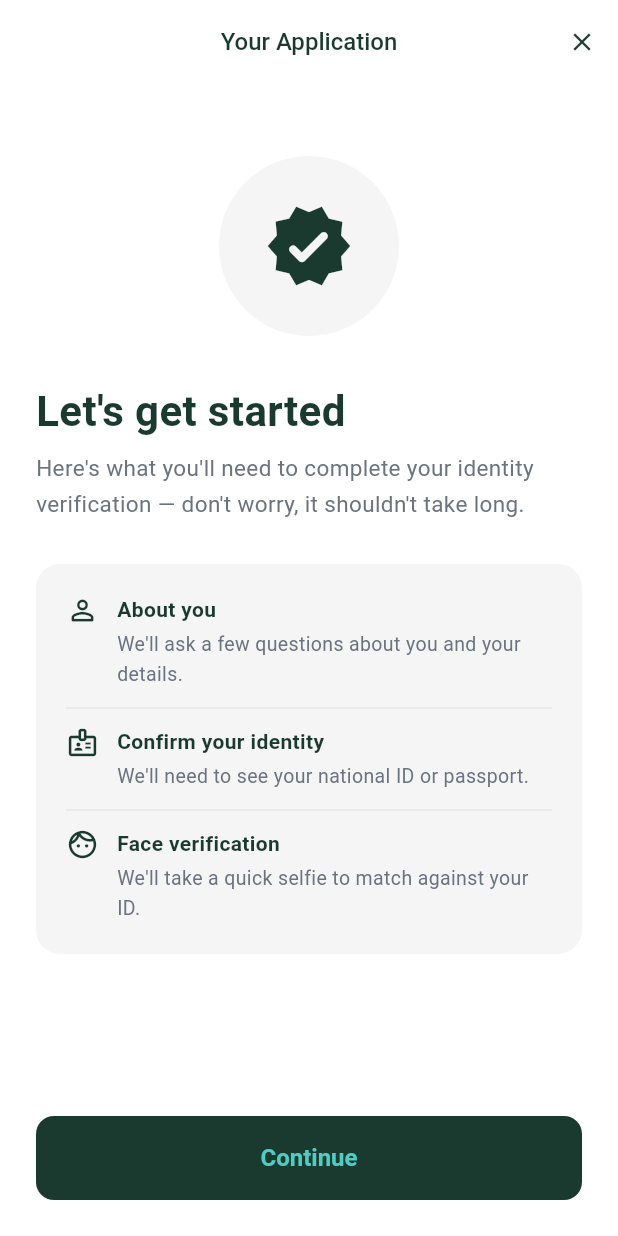
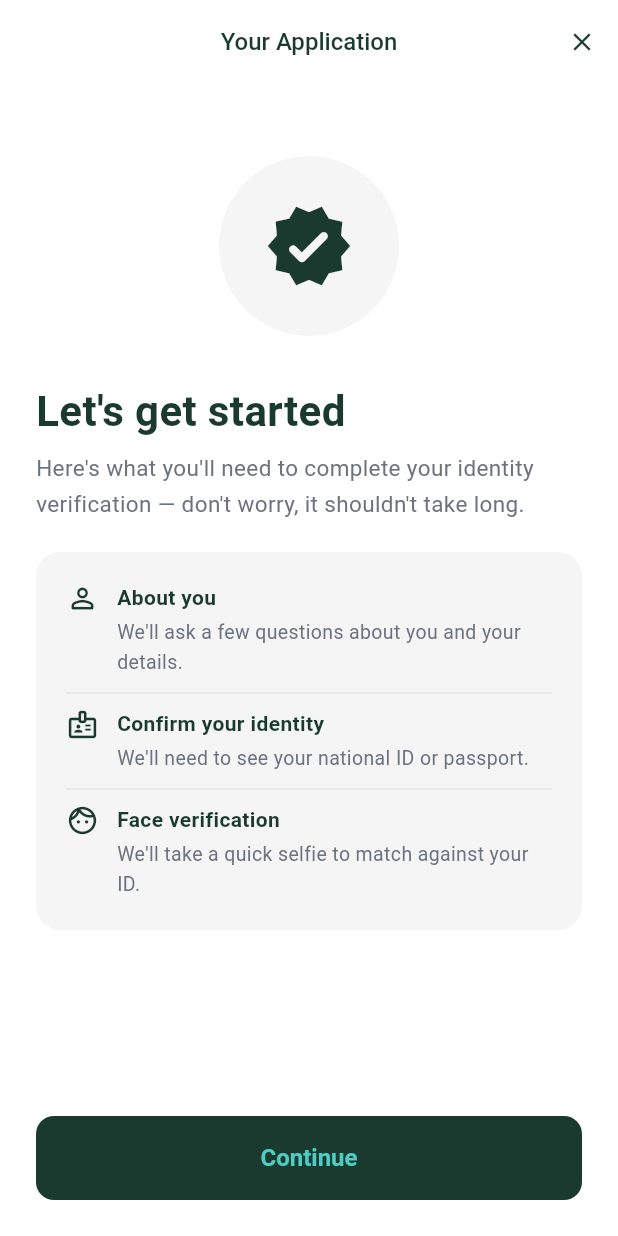
Before and after one commit to mostafayoussef10993/Identity-Verification-Mobile-App, a Flutter app: the HomeScreen screen opened by its route, on a phone screen of 412 x 824 dp. Run offline on Flutter 3.47's test engine with Material 3 defaults, Android fonts, the phone set to English and light mode, and no system bars; our stand-ins replace cloud_firestore, dio, firebase_auth, firebase_core, flutter_bloc, go_router and 1 more; accounts and stored records are empty; network calls fail.

Commit message:
Sprint 1

```diff
--- a/lib/device_intelligence/ui/vpn_blocked_screen.dart
+++ b/lib/device_intelligence/ui/vpn_blocked_screen.dart
@@ -1,3 +1,5 @@
+// ignore_for_file: use_build_context_synchronously
+
 import 'package:flutter/material.dart';
 import 'package:go_router/go_router.dart';
 import '../../core/theme/app_theme.dart';
--- a/lib/home/ui/home_screen.dart
+++ b/lib/home/ui/home_screen.dart
@@ -19,8 +19,10 @@ class HomeScreen extends StatelessWidget {
       body: SafeArea(
         child: Padding(
           padding: const EdgeInsets.all(24.0),
+          child: SingleChildScrollView(
             child: Column(
               crossAxisAlignment: CrossAxisAlignment.start,
+              mainAxisSize: MainAxisSize.min,
               children: [
                 const SizedBox(height: 24),
 
@@ -50,9 +52,9 @@ class HomeScreen extends StatelessWidget {
                   style: AppTextStyles.body,
                 ),
 
-              const SizedBox(height: 28),
+                const SizedBox(height: 20),
 
-              // Info card — Zopa style grey card with icon rows
+                // Info card —
                 Container(
                   width: double.infinity,
                   padding: const EdgeInsets.all(20),
@@ -68,14 +70,14 @@ class HomeScreen extends StatelessWidget {
                         description:
                             "We'll ask a few questions about you and your details.",
                       ),
-                    const Divider(height: 24, color: AppColors.divider),
+                      const Divider(height: 20, color: AppColors.divider),
                       _InfoRow(
                         icon: Icons.badge_outlined,
                         title: 'Confirm your identity',
                         description:
                             "We'll need to see your national ID or passport.",
                       ),
-                    const Divider(height: 24, color: AppColors.divider),
+                      const Divider(height: 20, color: AppColors.divider),
                       _InfoRow(
                         icon: Icons.face_outlined,
                         title: 'Face verification',
@@ -86,17 +88,19 @@ class HomeScreen extends StatelessWidget {
                   ),
                 ),
 
-              const Spacer(),
-
-              // Continue button pinned to bottom
-              ElevatedButton(
+                const SizedBox(height: 32),
+              ],
+            ),
+          ),
+        ),
+      ),
+      bottomNavigationBar: Padding(
+        padding: const EdgeInsets.all(24.0),
+        child: ElevatedButton(
           onPressed: () {
             // TODO: Sprint 2 — navigate to document scan
           },
           child: const Text('Continue', style: AppTextStyles.buttonText),
-              ),
-            ],
-          ),
         ),
       ),
     );
--- a/lib/onboarding/ui/widgets/onboarding_page.dart
+++ b/lib/onboarding/ui/widgets/onboarding_page.dart
@@ -27,6 +27,7 @@ class OnboardingPage extends StatelessWidget {
             width: 140,
             height: 140,
             decoration: BoxDecoration(
+              // ignore: deprecated_member_use
               color: iconColor.withOpacity(0.1),
               shape: BoxShape.circle,
             ),
```
Lines whose indentation alone changed are shown as unchanged.
